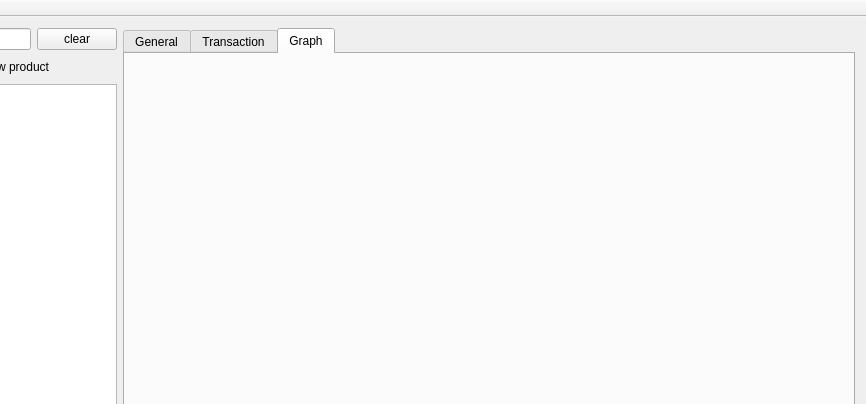
Before: the Qt Designer form psms/mainwindow.ui in pangboww/psms, drawn with Qt 5; both pictures show x 138 to 1004 and y 0 to 404 of the 1004 by 619 pixel window.
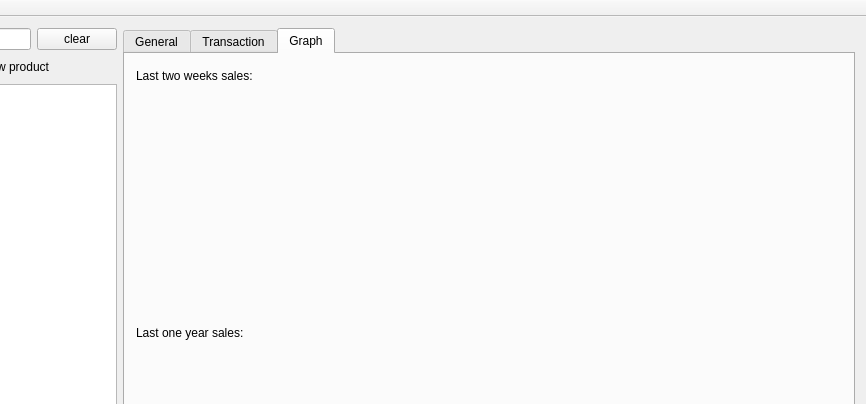
After: the same form once the commit is applied. Custom widgets are drawn as their Qt base class.

Diff of the .ui file:
```diff
--- a/psms/mainwindow.ui
+++ b/psms/mainwindow.ui
@@ -343,7 +343,32 @@
          <attribute name="title">
           <string>Graph</string>
          </attribute>
-         <layout class="QHBoxLayout" name="horizontalLayout_12"/>
+         <layout class="QHBoxLayout" name="horizontalLayout_12">
+          <item>
+           <layout class="QVBoxLayout" name="verticalLayout_7" stretch="1,10,1,10">
+            <item>
+             <widget class="QLabel" name="label_12">
+              <property name="text">
+               <string>Last two weeks sales:</string>
+              </property>
+             </widget>
+            </item>
+            <item>
+             <widget class="QCustomPlot" name="two_weeks_sale_plot" native="true"/>
+            </item>
+            <item>
+             <widget class="QLabel" name="label_13">
+              <property name="text">
+               <string>Last one year sales:</string>
+              </property>
+             </widget>
+            </item>
+            <item>
+             <widget class="QCustomPlot" name="one_year_sale_plot" native="true"/>
+            </item>
+           </layout>
+          </item>
+         </layout>
         </widget>
        </widget>
       </item>
@@ -372,6 +397,14 @@
   <widget class="QStatusBar" name="statusBar"/>
  </widget>
  <layoutdefault spacing="6" margin="11"/>
+ <customwidgets>
+  <customwidget>
+   <class>QCustomPlot</class>
+   <extends>QWidget</extends>
+   <header>qcustomplot.h</header>
+   <container>1</container>
+  </customwidget>
+ </customwidgets>
  <resources/>
  <connections/>
 </ui>
```
